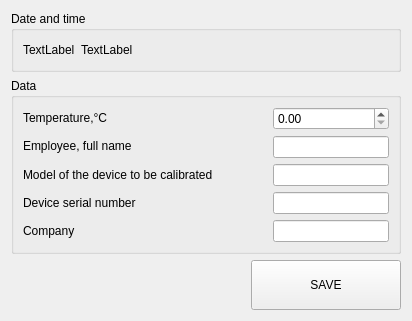
The window that maindata.ui (Neitron-byte/MSGET89) describes before a commit, drawn with Qt 5.
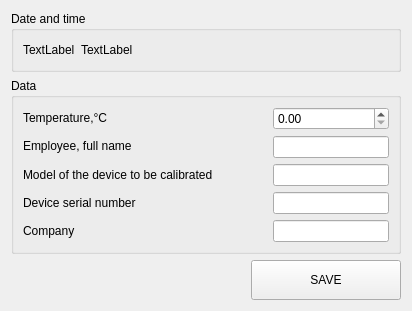
The same window after the commit.

```diff
--- a/maindata.ui
+++ b/maindata.ui
@@ -183,7 +183,7 @@
        <property name="minimumSize">
         <size>
          <width>150</width>
-         <height>50</height>
+         <height>40</height>
         </size>
        </property>
        <property name="text">
```
